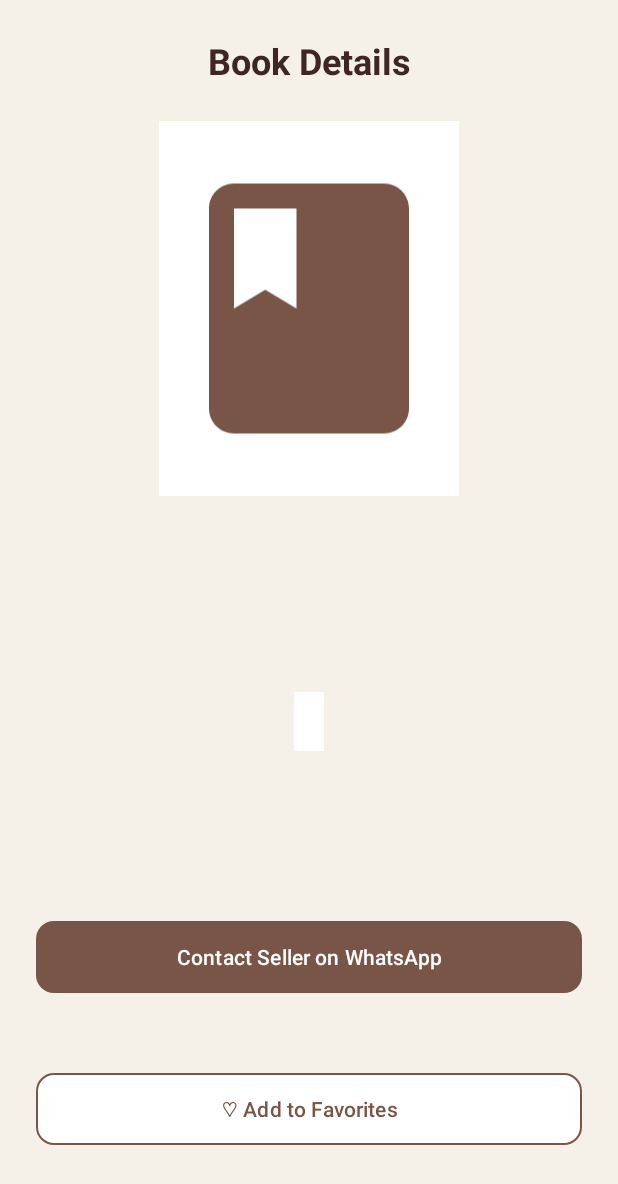
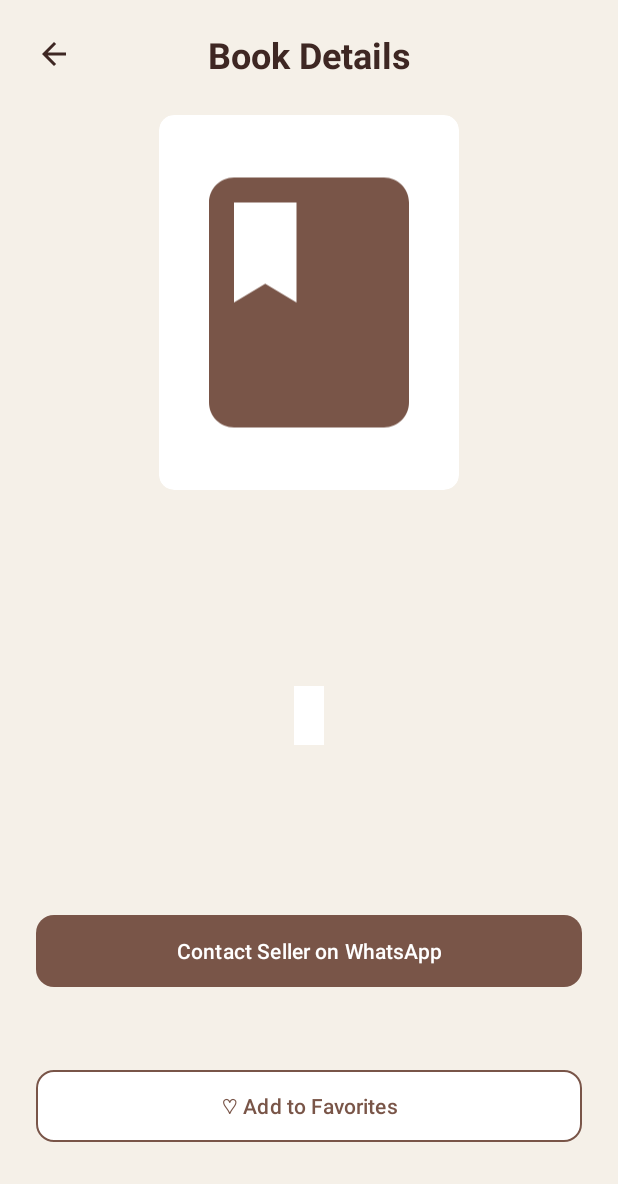
Before and after one commit to alaa-ayman-14/Mobile-Computing-Project, an Android app: the BookDetailsActivity screen opened directly, with no data from a screen before it, on a phone screen of 412 x 824 dp. Shown: the top 1184 px of the screen. Run offline under Robolectric (Android 15) with nearby library versions, the phone set to English and light mode, and no system bars; pictures from the network do not load; 1 statement that could not run was skipped.

Commit message:
Card-matching across activities and back button addition to details activity

```diff
--- a/app/src/main/java/com/example/bookstore/ui/bookdetails/BookDetailsActivity.kt
+++ b/app/src/main/java/com/example/bookstore/ui/bookdetails/BookDetailsActivity.kt
@@ -23,6 +23,12 @@ class BookDetailsActivity : AppCompatActivity() {
         super.onCreate(savedInstanceState)
         enableEdgeToEdge()
         setContentView(R.layout.activity_book_details)
+
+        // Bind the back arrow to close the activity
+        val btnBack = findViewById<ImageView>(R.id.btnBack)
+        btnBack.setOnClickListener {
+            finish()
+        }
 
         val bookId = intent.getLongExtra("bookId", -1L)
 
--- a/app/src/main/res/layout/activity_book_details.xml
+++ b/app/src/main/res/layout/activity_book_details.xml
@@ -1,173 +1,191 @@
 <?xml version="1.0" encoding="utf-8"?>
-
 <ScrollView
     xmlns:android="http://schemas.android.com/apk/res/android"
+    xmlns:app="http://schemas.android.com/apk/res-auto"
+    xmlns:tools="http://schemas.android.com/tools"
     android:layout_width="match_parent"
     android:layout_height="match_parent"
     android:fillViewport="true">
 
     <androidx.constraintlayout.widget.ConstraintLayout
-    xmlns:app="http://schemas.android.com/apk/res-auto"
-    xmlns:tools="http://schemas.android.com/tools"
         android:id="@+id/main"
         android:layout_width="match_parent"
         android:layout_height="wrap_content"
         android:background="@color/background"
         tools:context=".ui.bookdetails.BookDetailsActivity">
 
+        <ImageView
+            android:id="@+id/btnBack"
+            android:layout_width="40dp"
+            android:layout_height="40dp"
+            android:layout_marginStart="16dp"
+            android:layout_marginTop="16dp"
+            android:background="?attr/selectableItemBackgroundBorderless"
+            android:contentDescription="Back"
+            android:padding="8dp"
+            android:src="?attr/homeAsUpIndicator"
+            app:layout_constraintStart_toStartOf="parent"
+            app:layout_constraintTop_toTopOf="parent"
+            app:tint="@color/primary_dark" />
+
         <TextView
             android:id="@+id/tvBookDetailsTitle"
             android:layout_width="wrap_content"
             android:layout_height="wrap_content"
             android:text="@string/book_details_title"
+            android:textColor="@color/primary_dark"
             android:textSize="24sp"
             android:textStyle="bold"
-        android:textColor="@color/primary_dark"
+            app:layout_constraintBottom_toBottomOf="@id/btnBack"
+            app:layout_constraintEnd_toEndOf="parent"
+            app:layout_constraintStart_toStartOf="parent"
+            app:layout_constraintTop_toTopOf="@id/btnBack" />
+
+        <com.google.android.material.card.MaterialCardView
+            android:id="@+id/cardBookImage"
+            android:layout_width="200dp"
+            android:layout_height="250dp"
             android:layout_marginTop="24dp"
-        app:layout_constraintTop_toTopOf="parent"
+            app:cardBackgroundColor="@color/surface"
+            app:cardCornerRadius="10dp"
+            app:cardElevation="0dp"
+            app:layout_constraintEnd_toEndOf="parent"
             app:layout_constraintStart_toStartOf="parent"
-        app:layout_constraintEnd_toEndOf="parent" />
+            app:layout_constraintTop_toBottomOf="@id/tvBookDetailsTitle"
+            app:strokeWidth="0dp">
 
             <ImageView
                 android:id="@+id/ivBookImage"
-        android:src="@drawable/ic_book_placeholder"
-        android:layout_width="200dp"
-        android:layout_height="250dp"
-        android:layout_marginTop="24dp"
-        android:background="@color/surface"
+                android:layout_width="match_parent"
+                android:layout_height="match_parent"
+                android:contentDescription="@string/book_image"
                 android:scaleType="fitCenter"
-        android:contentDescription="@string/book_image"
-        app:layout_constraintTop_toBottomOf="@id/tvBookDetailsTitle"
-        app:layout_constraintStart_toStartOf="parent"
-        app:layout_constraintEnd_toEndOf="parent" />
+                android:src="@drawable/ic_book_placeholder" />
+        </com.google.android.material.card.MaterialCardView>
 
         <TextView
             android:id="@+id/tvBookTitle"
             android:layout_width="0dp"
             android:layout_height="wrap_content"
             android:layout_marginStart="24dp"
+            android:layout_marginTop="20dp"
             android:layout_marginEnd="24dp"
-        android:layout_marginTop="20dp"
+            android:gravity="center"
+            android:textColor="@color/text_primary"
             android:textSize="22sp"
             android:textStyle="bold"
-        android:textColor="@color/text_primary"
-        android:gravity="center"
-        tools:text="The Great Gatsby"
-        app:layout_constraintTop_toBottomOf="@id/ivBookImage"
+            app:layout_constraintEnd_toEndOf="parent"
             app:layout_constraintStart_toStartOf="parent"
-        app:layout_constraintEnd_toEndOf="parent" />
+            app:layout_constraintTop_toBottomOf="@id/cardBookImage"
+            tools:text="The Great Gatsby" />
 
         <TextView
             android:id="@+id/tvBookAuthor"
             android:layout_width="0dp"
             android:layout_height="wrap_content"
             android:layout_marginStart="24dp"
+            android:layout_marginTop="8dp"
             android:layout_marginEnd="24dp"
-        android:layout_marginTop="8dp"
+            android:gravity="center"
+            android:textColor="@color/text_secondary"
             android:textSize="16sp"
-        android:textColor="@color/text_secondary"
-        android:gravity="center"
-        tools:text="by F. Scott Fitzgerald"
+            app:layout_constraintEnd_toEndOf="parent"
+            app:layout_constraintStart_toStartOf="parent"
             app:layout_constraintTop_toBottomOf="@id/tvBookTitle"
-        app:layout_constraintStart_toStartOf="parent"
-        app:layout_constraintEnd_toEndOf="parent" />
-
+            tools:text="by F. Scott Fitzgerald" />
 
         <TextView
             android:id="@+id/tvBookPrice"
             android:layout_width="wrap_content"
             android:layout_height="wrap_content"
             android:layout_marginTop="12dp"
+            android:textColor="@color/primary"
             android:textSize="20sp"
             android:textStyle="bold"
-        android:textColor="@color/primary"
-        tools:text="250 EGP"
+            app:layout_constraintEnd_toEndOf="parent"
+            app:layout_constraintStart_toStartOf="parent"
             app:layout_constraintTop_toBottomOf="@id/tvBookAuthor"
-        app:layout_constraintStart_toStartOf="parent"
-        app:layout_constraintEnd_toEndOf="parent" />
+            tools:text="250 EGP" />
 
         <TextView
             android:id="@+id/tvBookCondition"
             android:layout_width="wrap_content"
             android:layout_height="wrap_content"
             android:layout_marginTop="12dp"
+            android:background="@color/surface"
             android:padding="10dp"
-        android:background="@color/surface"
+            android:textColor="@color/primary_dark"
             android:textSize="14sp"
-        android:textColor="@color/primary_dark"
-        tools:text="Condition: Like New"
+            app:layout_constraintEnd_toEndOf="parent"
+            app:layout_constraintStart_toStartOf="parent"
             app:layout_constraintTop_toBottomOf="@id/tvBookPrice"
-        app:layout_constraintStart_toStartOf="parent"
-        app:layout_constraintEnd_toEndOf="parent" />
-
+            tools:text="Condition: Like New" />
 
         <TextView
             android:id="@+id/tvBookDescription"
             android:layout_width="0dp"
             android:layout_height="wrap_content"
             android:layout_marginStart="24dp"
+            android:layout_marginTop="20dp"
             android:layout_marginEnd="24dp"
-        android:layout_marginTop="20dp"
+            android:gravity="start"
+            android:textColor="@color/text_secondary"
             android:textSize="15sp"
-        android:textColor="@color/text_secondary"
-        android:gravity="start"
-        tools:text="A classic novel about wealth, dreams, and the American Dream. The book is in excellent condition."
+            app:layout_constraintEnd_toEndOf="parent"
+            app:layout_constraintStart_toStartOf="parent"
             app:layout_constraintTop_toBottomOf="@id/tvBookCondition"
-        app:layout_constraintStart_toStartOf="parent"
-        app:layout_constraintEnd_toEndOf="parent" />
+            tools:text="A classic novel about wealth, dreams, and the American Dream. The book is in excellent condition." />
 
         <TextView
             android:id="@+id/tvSellerName"
             android:layout_width="0dp"
             android:layout_height="wrap_content"
             android:layout_marginStart="24dp"
+            android:layout_marginTop="24dp"
             android:layout_marginEnd="24dp"
-        android:layout_marginTop="24dp"
+            android:textColor="@color/text_primary"
             android:textSize="17sp"
             android:textStyle="bold"
-        android:textColor="@color/text_primary"
-        tools:text="Seller: Ahmed Mohamed"
+            app:layout_constraintEnd_toEndOf="parent"
+            app:layout_constraintStart_toStartOf="parent"
             app:layout_constraintTop_toBottomOf="@id/tvBookDescription"
-        app:layout_constraintStart_toStartOf="parent"
-        app:layout_constraintEnd_toEndOf="parent" />
+            tools:text="Seller: Ahmed Mohamed" />
 
         <com.google.android.material.button.MaterialButton
             android:id="@+id/btnContactSeller"
             android:layout_width="0dp"
             android:layout_height="56dp"
             android:layout_marginStart="24dp"
+            android:layout_marginTop="20dp"
             android:layout_marginEnd="24dp"
-        android:layout_marginTop="20dp"
             android:text="@string/contact_seller"
             android:textAllCaps="false"
             android:textColor="@color/on_primary"
             app:backgroundTint="@color/primary"
             app:cornerRadius="12dp"
-        app:layout_constraintTop_toBottomOf="@id/tvSellerName"
+            app:layout_constraintEnd_toEndOf="parent"
             app:layout_constraintStart_toStartOf="parent"
-        app:layout_constraintEnd_toEndOf="parent" />
+            app:layout_constraintTop_toBottomOf="@id/tvSellerName" />
 
         <com.google.android.material.button.MaterialButton
             android:id="@+id/btnFavorite"
             android:layout_width="0dp"
             android:layout_height="56dp"
             android:layout_marginStart="24dp"
+            android:layout_marginTop="12dp"
             android:layout_marginEnd="24dp"
-        android:layout_marginTop="12dp"
             android:layout_marginBottom="24dp"
             android:text="@string/add_to_favorites"
             android:textAllCaps="false"
             android:textColor="@color/primary"
             app:backgroundTint="@color/surface"
+            app:cornerRadius="12dp"
+            app:layout_constraintBottom_toBottomOf="parent"
+            app:layout_constraintEnd_toEndOf="parent"
+            app:layout_constraintStart_toStartOf="parent"
+            app:layout_constraintTop_toBottomOf="@id/btnContactSeller"
             app:strokeColor="@color/primary"
-        app:strokeWidth="1dp"
-        app:cornerRadius="12dp"
-        app:layout_constraintTop_toBottomOf="@id/btnContactSeller"
-        app:layout_constraintBottom_toBottomOf="parent"
-        app:layout_constraintStart_toStartOf="parent"
-        app:layout_constraintEnd_toEndOf="parent" />
-
-
+            app:strokeWidth="1dp" />
 
     </androidx.constraintlayout.widget.ConstraintLayout>
 </ScrollView>
--- a/app/src/main/res/layout/activity_my_listings.xml
+++ b/app/src/main/res/layout/activity_my_listings.xml
@@ -7,7 +7,6 @@
     android:background="@color/background"
     android:orientation="vertical">
 
-    <!-- Top Header Row: Title + Add Book Button -->
     <LinearLayout
         android:layout_width="match_parent"
         android:layout_height="wrap_content"
@@ -46,7 +45,6 @@
 
     </LinearLayout>
 
-    <!-- Main Content Area (RecyclerView + Empty State) -->
     <FrameLayout
         android:layout_width="match_parent"
         android:layout_height="0dp"
```
Also changed, not shown: app/src/main/java/com/example/bookstore/ui/home/BookAdapter.kt (+0 -16 lines), app/src/main/java/com/example/bookstore/ui/home/HomeActivity.kt (+0 -52 lines), app/src/main/res/layout/book_card.xml (+26 -18 lines), app/src/main/res/layout/item_favorite_book.xml (+74 -58 lines), app/src/main/res/layout/item_my_listing_book.xml (+40 -20 lines). Lines whose indentation alone changed are shown as unchanged.
